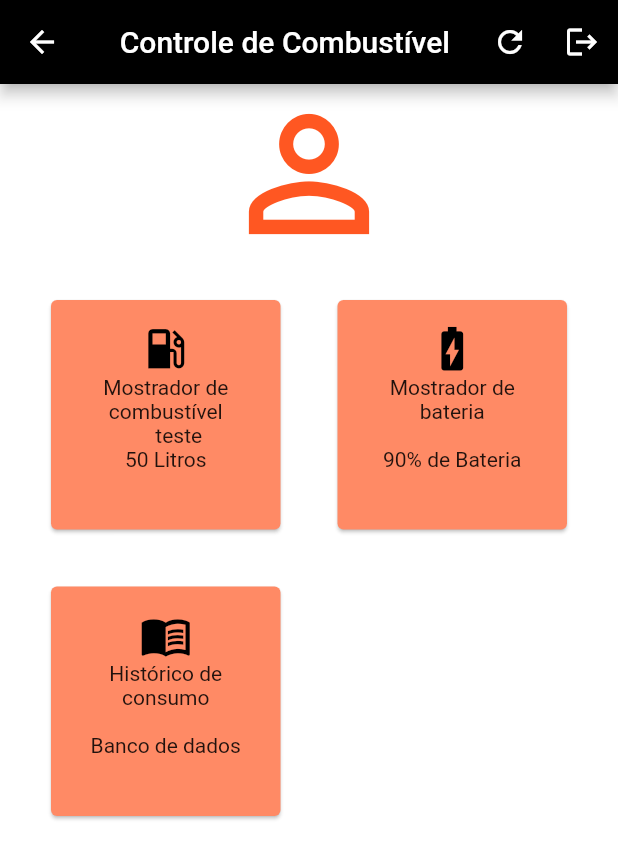
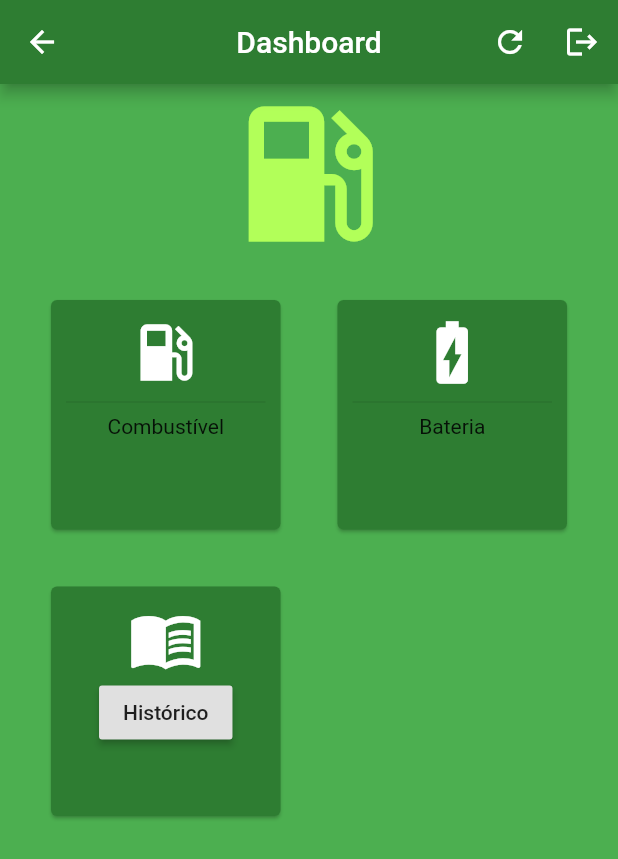
Before and after one commit to JoaoHenriqueAS/tcc-controle-combustivel-real-time, a Flutter app: the Home screen opened directly, on a phone screen of 412 x 824 dp. Shown: the top 859 px of the screen. Run offline on Flutter 3.47's test engine with Material 2 defaults, Android fonts, the phone set to English and light mode, and no system bars; missing offline and left inert: tcc_rascunho.

Commit message:
atualizando Home

```diff
--- a/lib/Home.dart
+++ b/lib/Home.dart
@@ -1,4 +1,5 @@
 import 'package:flutter/material.dart';
+import 'package:tcc_rascunho/historico.dart';
 
 class Home extends StatefulWidget {
   @override
@@ -10,22 +11,27 @@ class _HomeState extends State<Home> {
   Widget build(BuildContext context) {
     return Scaffold(
       appBar: AppBar(
-        title: Text("Controle de Combustível"),
+        title: Text("Dashboard"),
         centerTitle: true,
-        backgroundColor: Colors.black,
+        backgroundColor: Colors.green[800],
         actions: [
           IconButton(icon: Icon(Icons.refresh),
             onPressed:() {}, ),
 
           IconButton(icon: Icon(Icons.logout),
-            onPressed:() {}, )
+            onPressed:() {
+              Navigator.pop(
+                  context, MaterialPageRoute(
+                  builder: (BuildContext context) => Home()));
+            },
+          )
         ],
       ),
-      backgroundColor: Colors.white,
+      backgroundColor: Colors.green,
       body: Column(
         crossAxisAlignment: CrossAxisAlignment.stretch,
         children: [
-          Icon(Icons.person_outline, size: 120.0, color:Colors.deepOrange),
+          Icon(Icons.local_gas_station, size: 120.0, color:Colors.lightGreenAccent),
           Center(
             child: Container(
               child: GridView.count(
@@ -41,52 +47,53 @@ class _HomeState extends State<Home> {
                 children: [
 
                   Card(
-                    color: Colors.deepOrange[300],
+                    color: Colors.green[800],
                     child: Container(
-                      padding: EdgeInsets.all(15.0),
+                      padding: EdgeInsets.all(10.0),
                       child: Column(
                         children: [
-                          Icon(Icons.local_gas_station, size: 35.0, color:Colors.black),
-                          Text("Mostrador de combustível", textAlign: TextAlign.center),
-                          Text("     teste    ", textAlign: TextAlign.center),
-                          Text("50 Litros", textAlign: TextAlign.center)
+                          Icon(Icons.local_gas_station, size: 50.0, color:Colors.white),
+                          Divider(),
+                          Text("Combustível")
                         ],
                       ),
                     ),
                   ),
 
                   Card(
-                    color: Colors.deepOrange[300],
+                    color: Colors.green[800],
                     child: Container(
-                      padding: EdgeInsets.all(15.0),
+                      padding: EdgeInsets.all(10.0),
                       child: Column(
                         children: [
-                          Icon(Icons.battery_charging_full, size: 35.0, color:Colors.black),
-                          Text("Mostrador de bateria", textAlign: TextAlign.center),
-                          Text("         ", textAlign: TextAlign.center),
-                          Text("90% de Bateria", textAlign: TextAlign.center)
+                          Icon(Icons.battery_charging_full, size: 50.0, color:Colors.white),
+                          Divider(),
+                          Text("Bateria")
                         ],
                       ),
                     ),
                   ),
 
                   Card(
-                    color: Colors.deepOrange[300],
+                    color: Colors.green[800],
                     child: Container(
-                      padding: EdgeInsets.all(15.0),
+                      padding: EdgeInsets.all(10.0),
                       child: Column(
                         children: [
-                          Icon(Icons.menu_book, size: 35.0, color:Colors.black),
-                          Text("Histórico de consumo", textAlign: TextAlign.center),
-                          Text("              ", textAlign: TextAlign.center),
-                          Text("Banco de dados", textAlign: TextAlign.center)
+                          Icon(Icons.menu_book, size: 50.0, color:Colors.white),
+                          RaisedButton(
+                              onPressed: () => {
+                                Navigator.push(
+                                    context, MaterialPageRoute(
+                                    builder: (BuildContext context) => historico()))
+                              },
+                              child: Text("Histórico")
+                          ),
                         ],
                       ),
                     ),
                   )
-
                 ],
-
               ),
             ),
           )
```
